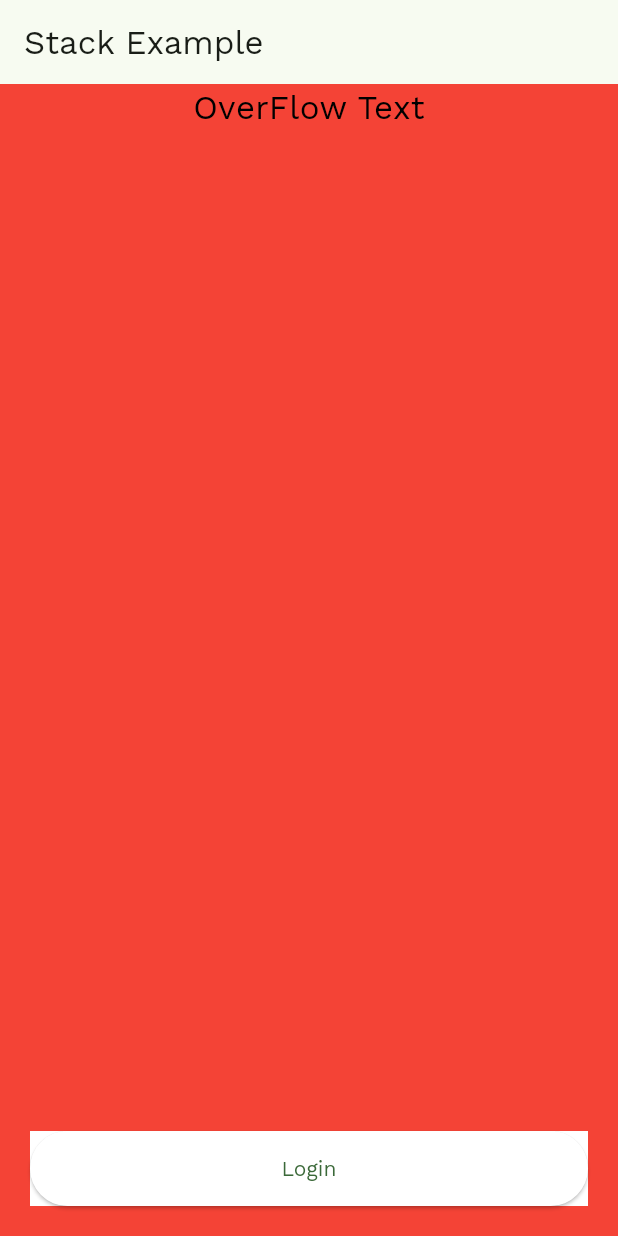
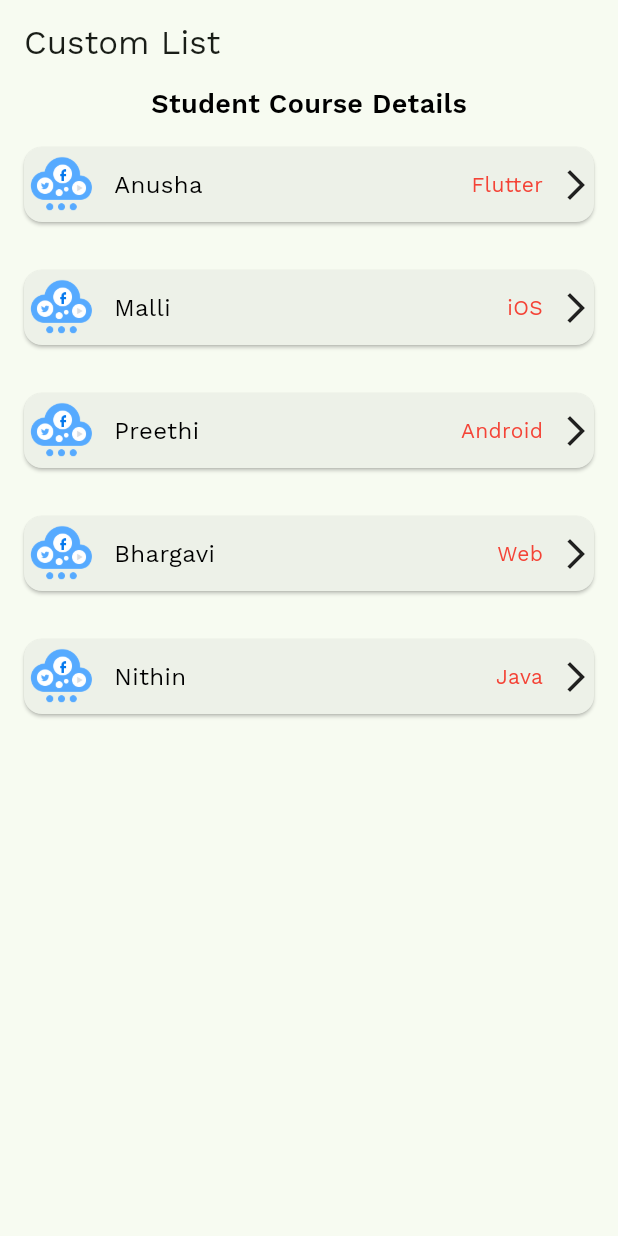
Before and after one commit to venkydevelop/Training_Class_Concepts, a Flutter app: the screen it shows after launch, on a phone screen of 412 x 824 dp. Run offline on Flutter 3.47's test engine with Material 3 defaults, Android fonts, the phone set to English and light mode, and no system bars.

Commit message:
Simple and Custom List

```diff
--- /dev/null
+++ b/lib/components/custom_component.dart
@@ -0,0 +1,61 @@
+import 'package:flutter/material.dart';
+
+class CustomComponent extends StatelessWidget {
+  const CustomComponent(
+      {super.key,
+      required this.name,
+      required this.imageName,
+      required this.course});
+
+  final String name;
+  final String imageName;
+  final String course;
+
+  @override
+  Widget build(BuildContext context) {
+    return Padding(
+      padding: const EdgeInsets.all(12),
+      child: Card(
+        surfaceTintColor: Colors.grey,
+        child: Column(
+          crossAxisAlignment: CrossAxisAlignment.start,
+          children: [
+            Row(
+              mainAxisAlignment: MainAxisAlignment.spaceBetween,
+              children: [
+                Row(
+                  mainAxisAlignment: MainAxisAlignment.start,
+                  children: [
+                    Image.asset(imageName, width: 50, height: 50),
+                    SizedBox(width: 10),
+                    Text(
+                      name,
+                      style: TextStyle(
+                          fontWeight: FontWeight.w500,
+                          fontSize: 16,
+                          color: Colors.black),
+                    )
+                  ],
+                ),
+                Row(
+                  mainAxisAlignment: MainAxisAlignment.start,
+                  children: [
+                    Text(
+                      course,
+                      style: TextStyle(
+                          color: Colors.red,
+                          fontWeight: FontWeight.w400,
+                          fontSize: 14),
+                    ),
+                    SizedBox(width: 10),
+                    Icon(Icons.arrow_forward_ios)
+                  ],
+                ),
+              ],
+            ),
+          ],
+        ),
+      ),
+    );
+  }
+}
--- /dev/null
+++ b/lib/flutter/custom_list.dart
@@ -0,0 +1,76 @@
+import 'package:flutter/material.dart';
+import 'package:training_session/components/custom_component.dart';
+import 'package:training_session/flutter/detail_page.dart';
+
+class CustomList extends StatefulWidget {
+  const CustomList({super.key});
+
+  @override
+  State<CustomList> createState() => _CustomListState();
+}
+
+class _CustomListState extends State<CustomList> {
+  final List<dynamic> studentDetails = [
+    {
+      "name": "Anusha",
+      "imagePath": "assets/images/test.png",
+      "Course": "Flutter"
+    },
+    {"name": "Malli", "imagePath": "assets/images/test.png", "Course": "iOS"},
+    {
+      "name": "Preethi",
+      "imagePath": "assets/images/test.png",
+      "Course": "Android"
+    },
+    {
+      "name": "Bhargavi",
+      "imagePath": "assets/images/test.png",
+      "Course": "Web"
+    },
+    {"name": "Nithin", "imagePath": "assets/images/test.png", "Course": "Java"},
+  ];
+
+  @override
+  Widget build(BuildContext context) {
+    return Scaffold(
+      appBar: AppBar(
+        title: Text("Custom List"),
+      ),
+      body: Column(
+        crossAxisAlignment: CrossAxisAlignment.start,
+        children: [
+          Center(
+            child: Text("Student Course Details",
+                style: TextStyle(
+                    fontSize: 18,
+                    fontWeight: FontWeight.w600,
+                    color: Colors.black)),
+          ),
+          Expanded(
+            child: ListView.builder(
+                itemCount: studentDetails.length,
+                itemBuilder: (context, index) {
+                  return InkWell(
+                    onTap: () {
+                      Navigator.push(
+                          context,
+                          MaterialPageRoute(
+                              builder: (context) => DetailPage(
+                                    userName: studentDetails[index]["name"],
+                                    userEmail: studentDetails[index]
+                                        ["imagePath"],
+                                    courseName: studentDetails[index]["Course"],
+                                  )));
+                    },
+                    child: CustomComponent(
+                        name: studentDetails[index]["name"],
+                        imageName: studentDetails[index]["imagePath"],
+                        course: studentDetails[index]["Course"]),
+                  );
+                }),
+          )
+        ],
+      ),
+    );
+  }
+}
--- a/lib/flutter/visible_invisible.dart
+++ b/lib/flutter/visible_invisible.dart
@@ -27,9 +27,7 @@ class _VisibleInvisibleState extends State<VisibleInvisible> {
                         color: _isVisible ? Colors.red : Colors.black,
                         fontWeight: FontWeight.w500,
                         fontSize: 18))),
-            SizedBox(
-              height: 20,
-            ),
+            const SizedBox(height: 20),
             GestureDetector(
               onTap: () {
                 setState(() {
--- a/lib/main.dart
+++ b/lib/main.dart
@@ -1,5 +1,5 @@
 import 'package:flutter/material.dart';
-import 'package:training_session/flutter/stack_position_alignment.dart';
+import 'package:training_session/flutter/custom_list.dart';
 
 void main() {
   runApp(const MyApp());
@@ -17,7 +17,7 @@ class MyApp extends StatelessWidget {
           colorScheme: ColorScheme.fromSeed(seedColor: Colors.green),
           useMaterial3: true,
           fontFamily: "WorkSans"),
-      home: const StackPositionAlignment(),
+      home: const CustomList(),
     );
   }
 }
```
Also changed, not shown: lib/flutter/detail_page.dart (+10 -5 lines), lib/flutter/simple_list.dart (added, +88 -0 lines).
